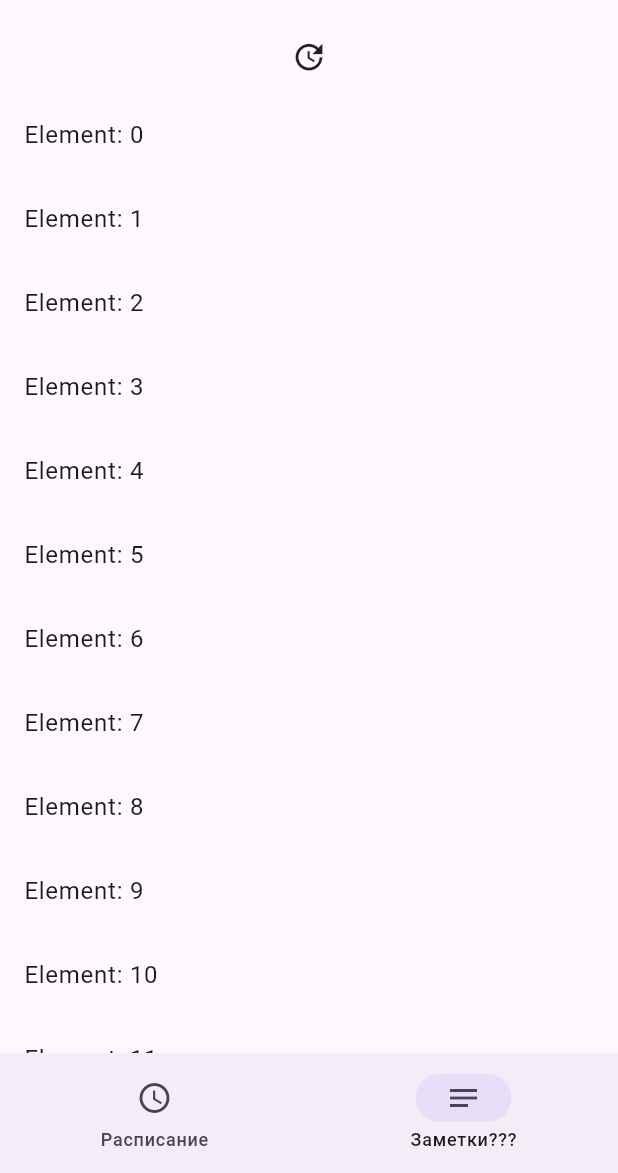
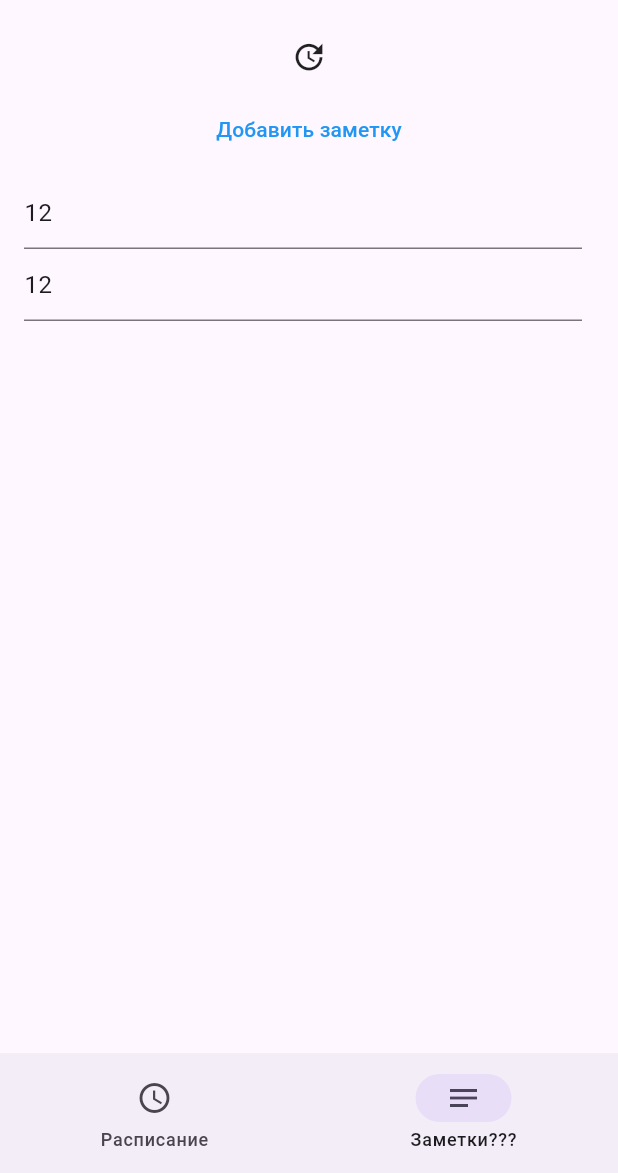
Before and after one commit to simbirskiif/flutter-schedule-ulstu, a Flutter app: the screen it shows after launch, item 2 of the bottom bar chosen, on a phone screen of 412 x 824 dp, the part 63-1236 px from its top. Run offline on Flutter 3.47's test engine with Material 3 defaults, Android fonts, the phone set to English and light mode, and no system bars; drawn by our look-alikes of dynamic_color; our stand-ins replace table_calendar; missing offline and left inert: dart:ffi, expressive_loading_indicator, expressive_refresh, system_theme; statements that could not run were skipped.

Commit message:
Сделал добавление и вывод заметок

```diff
--- a/lib/main.dart
+++ b/lib/main.dart
@@ -352,6 +352,12 @@ class _ScheduleScreenState extends State<ScheduleScreen> {
   }
 }
 
+class Note {
+  String title;
+  String content;
+  Note(this.title, this.content);
+}
+
 class NotesScreen extends StatefulWidget {
   const NotesScreen({super.key});
 
@@ -365,6 +371,8 @@ class _NotesScreenState extends State<NotesScreen> {
     await Future.delayed(Duration(seconds: Random().nextInt(10)));
   }
 
+  List<Note> notes = [Note("12", "12")];
+
   @override
   Widget build(BuildContext context) {
     return Column(
@@ -375,14 +383,37 @@ class _NotesScreenState extends State<NotesScreen> {
             _key.currentState?.show();
           },
         ),
+        TextButton(
+          style: TextButton.styleFrom(foregroundColor: Colors.blue),
+          onPressed: () {
+            setState(() {
+              String text = (notes.length + 1).toString();
+              notes.add(Note(text, ""));
+            });
+          },
+          child: Text('Добавить заметку'),
+        ),
         Expanded(
           child: ExpressiveRefreshIndicator(
             key: _key,
             onRefresh: _onRefresh,
             child: ListView.builder(
               physics: AlwaysScrollableScrollPhysics(),
-              itemCount: 20,
-              itemBuilder: (_, i) => ListTile(title: Text("Element: $i")),
+              itemCount: notes.length,
+              itemBuilder: (_, i) => ListTile(
+                title: TextFormField(
+                  initialValue: notes[i].title,
+                  onChanged: (text) {
+                    notes[i].title = text;
+                  },
+                ),
+                subtitle: TextFormField(
+                  initialValue: notes[i].content,
+                  onChanged: (text) {
+                    notes[i].content = text;
+                  },
+                ),
+              ),
             ),
           ),
         ),
```
